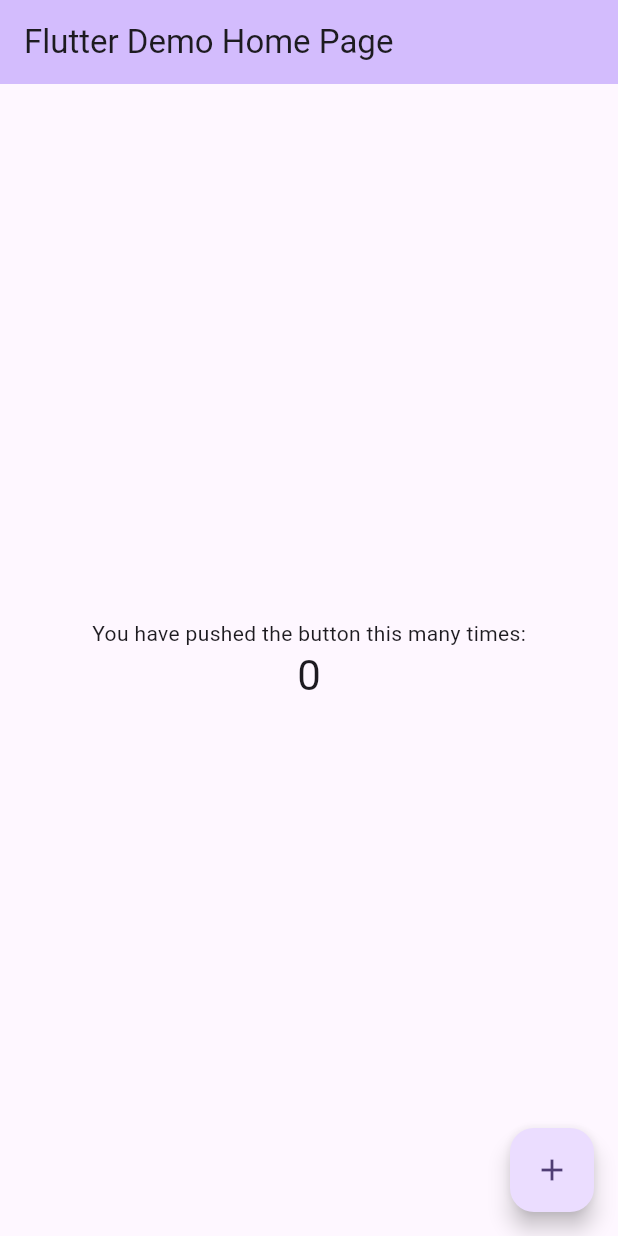
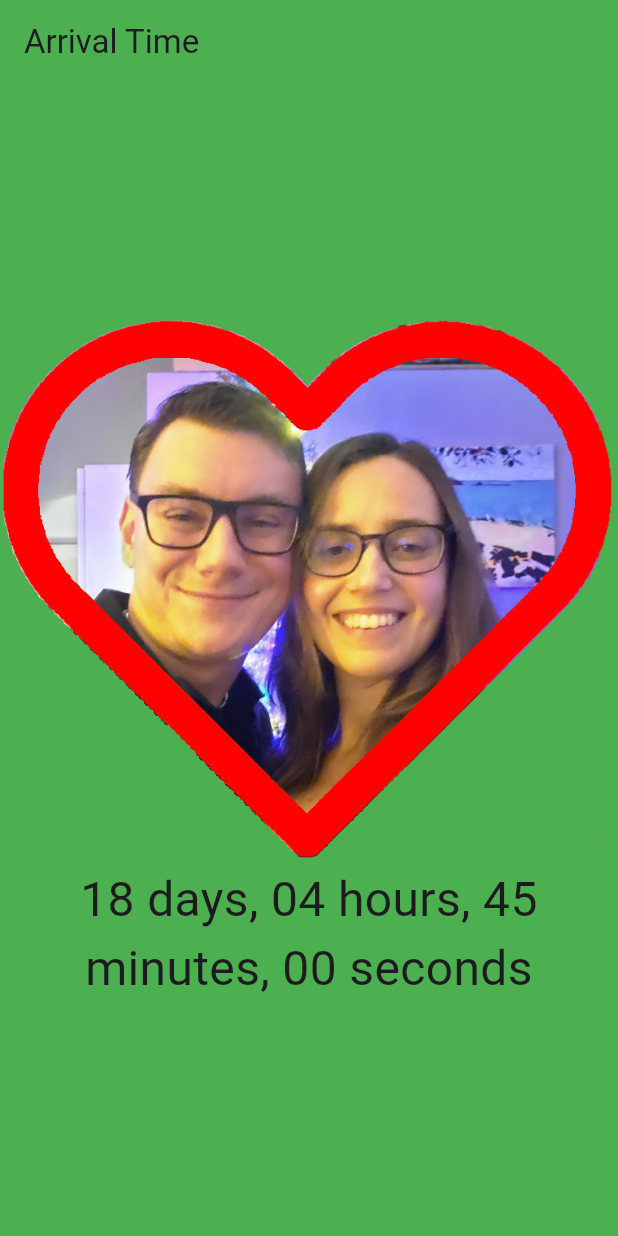
Before and after one commit to JoSchae/arrival_clock, a Flutter app: the screen it shows after launch, on a phone screen of 412 x 824 dp. Run offline on Flutter 3.47's test engine with Material 3 defaults, Android fonts, the phone set to English and light mode, and no system bars; drawn by our look-alikes of timer_count_down.

Commit message:
just a very simple hardcoded timer

```diff
--- a/lib/main.dart
+++ b/lib/main.dart
@@ -1,125 +1,112 @@
 import 'package:flutter/material.dart';
+import 'package:timer_count_down/timer_count_down.dart';
 
-void main() {
-  runApp(const MyApp());
-}
+void main() => runApp(const MyApp());
 
+///
+/// Test app
+///
 class MyApp extends StatelessWidget {
   const MyApp({super.key});
 
-  // This widget is the root of your application.
   @override
   Widget build(BuildContext context) {
     return MaterialApp(
-      title: 'Flutter Demo',
+      title: 'Arrival Time',
       theme: ThemeData(
-        // This is the theme of your application.
-        //
-        // TRY THIS: Try running your application with "flutter run". You'll see
-        // the application has a blue toolbar. Then, without quitting the app,
-        // try changing the seedColor in the colorScheme below to Colors.green
-        // and then invoke "hot reload" (save your changes or press the "hot
-        // reload" button in a Flutter-supported IDE, or press "r" if you used
-        // the command line to start the app).
-        //
-        // Notice that the counter didn't reset back to zero; the application
-        // state is not lost during the reload. To reset the state, use hot
-        // restart instead.
-        //
-        // This works for code too, not just values: Most code changes can be
-        // tested with just a hot reload.
-        colorScheme: ColorScheme.fromSeed(seedColor: Colors.deepPurple),
-        useMaterial3: true,
+        primarySwatch: Colors.blue,
       ),
-      home: const MyHomePage(title: 'Flutter Demo Home Page'),
+      home: const MyHomePage(
+        title: 'Arrival Time',
+      ),
     );
   }
 }
 
+///
+/// Home page
+///
 class MyHomePage extends StatefulWidget {
-  const MyHomePage({super.key, required this.title});
-
-  // This widget is the home page of your application. It is stateful, meaning
-  // that it has a State object (defined below) that contains fields that affect
-  // how it looks.
-
-  // This class is the configuration for the state. It holds the values (in this
-  // case the title) provided by the parent (in this case the App widget) and
-  // used by the build method of the State. Fields in a Widget subclass are
-  // always marked "final".
-
+  ///
+  /// AppBar title
+  ///
   final String title;
 
+  /// Home page
+  const MyHomePage({
+    Key? key,
+    required this.title,
+  }) : super(key: key);
+
   @override
-  State<MyHomePage> createState() => _MyHomePageState();
+  MyHomePageState createState() => MyHomePageState();
 }
 
-class _MyHomePageState extends State<MyHomePage> {
-  int _counter = 0;
-
-  void _incrementCounter() {
-    setState(() {
-      // This call to setState tells the Flutter framework that something has
-      // changed in this State, which causes it to rerun the build method below
-      // so that the display can reflect the updated values. If we changed
-      // _counter without calling setState(), then the build method would not be
-      // called again, and so nothing would appear to happen.
-      _counter++;
-    });
-  }
+///
+/// Page state
+///
+class MyHomePageState extends State<MyHomePage> {
+  // Controller
+  // final CountdownController _controller = CountdownController(autoStart: true);
 
   @override
   Widget build(BuildContext context) {
-    // This method is rerun every time setState is called, for instance as done
-    // by the _incrementCounter method above.
-    //
-    // The Flutter framework has been optimized to make rerunning build methods
-    // fast, so that you can just rebuild anything that needs updating rather
-    // than having to individually change instances of widgets.
     return Scaffold(
       appBar: AppBar(
-        // TRY THIS: Try changing the color here to a specific color (to
-        // Colors.amber, perhaps?) and trigger a hot reload to see the AppBar
-        // change color while the other colors stay the same.
-        backgroundColor: Theme.of(context).colorScheme.inversePrimary,
-        // Here we take the value from the MyHomePage object that was created by
-        // the App.build method, and use it to set our appbar title.
-        title: Text(widget.title),
+        title: Text(
+          widget.title,
         ),
-      body: Center(
-        // Center is a layout widget. It takes a single child and positions it
-        // in the middle of the parent.
+        backgroundColor: Colors.green[500],
+      ),
+      body: Container(
+        color: Colors.green[500],
+        child: Center(
           child: Column(
-          // Column is also a layout widget. It takes a list of children and
-          // arranges them vertically. By default, it sizes itself to fit its
-          // children horizontally, and tries to be as tall as its parent.
-          //
-          // Column has various properties to control how it sizes itself and
-          // how it positions its children. Here we use mainAxisAlignment to
-          // center the children vertically; the main axis here is the vertical
-          // axis because Columns are vertical (the cross axis would be
-          // horizontal).
-          //
-          // TRY THIS: Invoke "debug painting" (choose the "Toggle Debug Paint"
-          // action in the IDE, or press "p" in the console), to see the
-          // wireframe for each widget.
             mainAxisAlignment: MainAxisAlignment.center,
+            crossAxisAlignment: CrossAxisAlignment.center,
             children: <Widget>[
-            const Text(
-              'You have pushed the button this many times:',
+              const Image(
+                image: AssetImage('images/lover_picture_2.png'),
               ),
-            Text(
-              '$_counter',
-              style: Theme.of(context).textTheme.headlineMedium,
+              Countdown(
+                // controller: _controller,
+                seconds: _getTimeDifferenceUntilArrival(),
+                build: (_, double time) => Text(
+                  _getRemainingAsString(time),
+                  textAlign: TextAlign.center,
+                  style: const TextStyle(
+                    fontSize: 32,
                   ),
+                ),
+                interval: const Duration(milliseconds: 1000),
+                onFinished: () {
+                  ScaffoldMessenger.of(context).showSnackBar(
+                    const SnackBar(
+                      content: Text('Timer is done!'),
+                    ),
+                  );
+                },
+              )
             ],
           ),
         ),
-      floatingActionButton: FloatingActionButton(
-        onPressed: _incrementCounter,
-        tooltip: 'Increment',
-        child: const Icon(Icons.add),
-      ), // This trailing comma makes auto-formatting nicer for build methods.
+      ),
     );
   }
+
+  _getTimeDifferenceUntilArrival() {
+    final now = DateTime.now().toLocal();
+    final arrivalTime = DateTime(2024, 4, 18, 15, 15).toLocal();
+    final difference = arrivalTime.difference(now);
+    return difference.inSeconds;
   }
+
+  _getRemainingAsString(double timeInSeconds) {
+    final days = (timeInSeconds / 86400).floor();
+    final hours = ((timeInSeconds / 3600) % 24).floor();
+    final minutes = ((timeInSeconds / 60) % 60).floor();
+    final seconds = (timeInSeconds % 60).floor();
+
+    return '${days.toString()} days, ${hours.toString().padLeft(2, '0')} hours, ${minutes.toString().padLeft(2, '0')} minutes, ${seconds.toString().padLeft(2, '0')} seconds';
+  }
+}
--- a/pubspec.yaml
+++ b/pubspec.yaml
@@ -35,6 +35,8 @@ dependencies:
   # The following adds the Cupertino Icons font to your application.
   # Use with the CupertinoIcons class for iOS style icons.
   cupertino_icons: ^1.0.2
+  timer_count_down: ^2.2.2
+  image: ^4.0.17
 
 dev_dependencies:
   flutter_test:
@@ -59,8 +61,8 @@ flutter:
   uses-material-design: true
 
   # To add assets to your application, add an assets section, like this:
-  # assets:
-  #   - images/a_dot_burr.jpeg
+  assets:
+    - images/lover_picture_2.png
   #   - images/a_dot_ham.jpeg
 
   # An image asset can refer to one or more resolution-specific "variants", see
```
Also changed, not shown: images/IMG-20230716-WA0000.jpg (added), images/lover_picture.png (added), images/lover_picture_2.png (added). Lines whose indentation alone changed are shown as unchanged.
